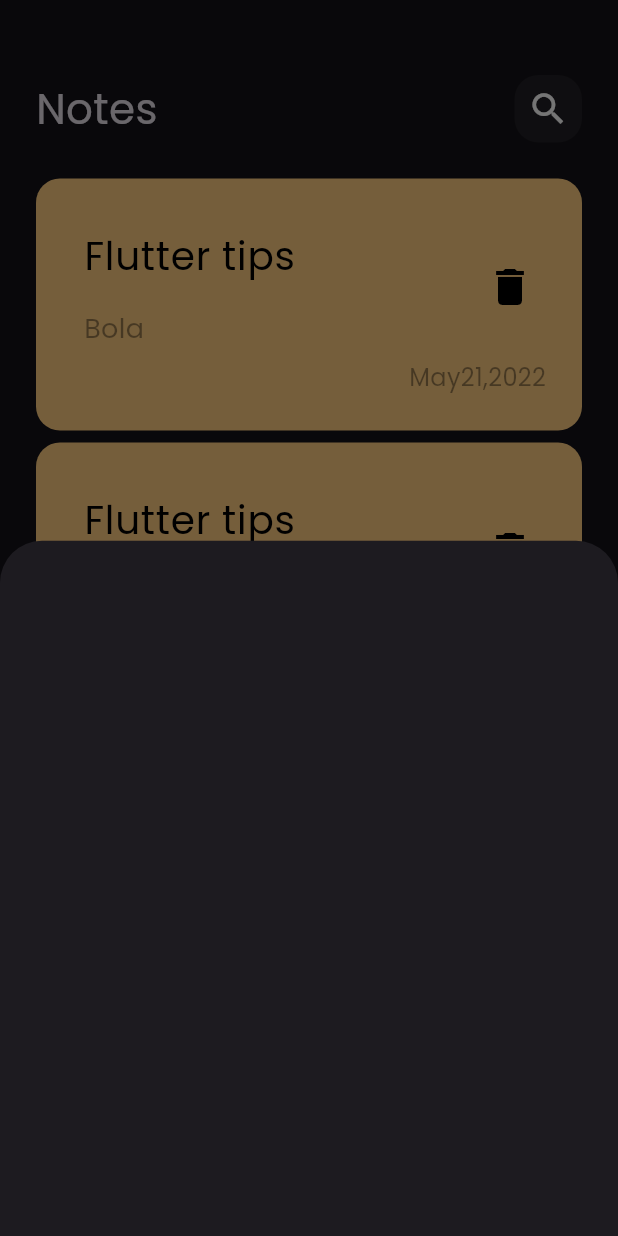
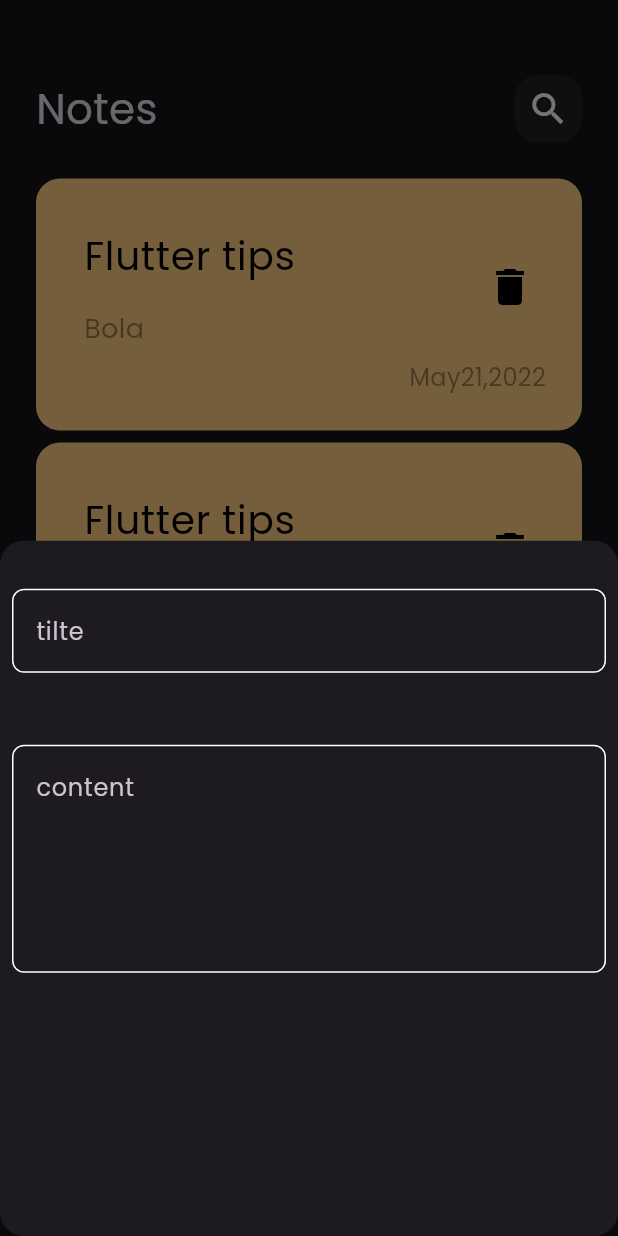
Before and after one commit to MOMEN56/notes_app, a Flutter app: the screen it shows after launch, after a tap on the "add" icon, on a phone screen of 412 x 824 dp. Run offline on Flutter 3.47's test engine with Material 3 defaults, Android fonts, the phone set to English and light mode, and no system bars.

Commit message:
create title field and content field

```diff
--- /dev/null
+++ b/lib/constants.dart
@@ -0,0 +1,3 @@
+import 'package:flutter/material.dart';
+
+const KprimaryColor = Color(0xff62FCD7);
--- a/lib/screens/notes_screen.dart
+++ b/lib/screens/notes_screen.dart
@@ -11,6 +11,9 @@ class Homescreen extends StatelessWidget {
       floatingActionButton: FloatingActionButton(
         onPressed: () {
           showModalBottomSheet(
+              shape: RoundedRectangleBorder(
+               borderRadius: BorderRadius.circular(16),
+              ),
               context: context,
               builder: (context) {
                 return const addNoteBottomSheet();
--- a/lib/widgets/add_note_bottom.dart
+++ b/lib/widgets/add_note_bottom.dart
@@ -1,10 +1,22 @@
 import 'package:flutter/material.dart';
+import 'package:notes_app/widgets/custom_text_field.dart';
 
 class addNoteBottomSheet extends StatelessWidget {
   const addNoteBottomSheet({super.key});
 
   @override
   Widget build(BuildContext context) {
-    return Container();
+    return const Column(
+    children: [
+    CustomTextField(
+    hint: "tilte",
+    ),
+    SizedBox(height: 16),
+    CustomTextField(
+    hint: "content",
+    maxLines: 5,
+    )
+    ],
+    );
   }
 }
--- /dev/null
+++ b/lib/widgets/custom_text_field.dart
@@ -0,0 +1,31 @@
+import 'package:flutter/material.dart';
+import 'package:notes_app/constants.dart';
+
+class CustomTextField extends StatelessWidget {
+  const CustomTextField(
+      {super.key, required this.hint,  this.maxLines =1});
+  final String hint;
+  final int maxLines;
+  @override
+  Widget build(BuildContext context) {
+    return Padding(
+      padding: const EdgeInsets.only(top: 32, right: 8, left: 8),
+      child: TextField(
+        cursorColor: KprimaryColor,
+        maxLines: maxLines,
+        decoration: InputDecoration(
+          hintText: hint,
+          border: buildBorder(),
+          enabledBorder: buildBorder(),
+          focusedBorder: buildBorder(KprimaryColor),
+        ),
+      ),
+    );
+  }
+
+  OutlineInputBorder buildBorder([color]) {
+    return OutlineInputBorder(
+        borderRadius: BorderRadius.circular(8),
+        borderSide: BorderSide(color: color ?? Colors.white));
+  }
+}
```
